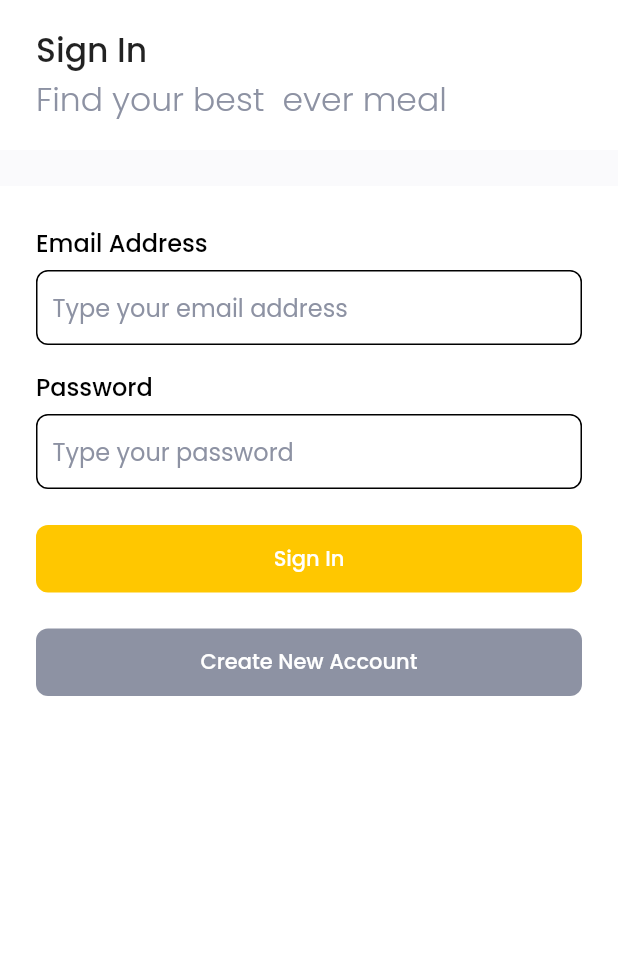
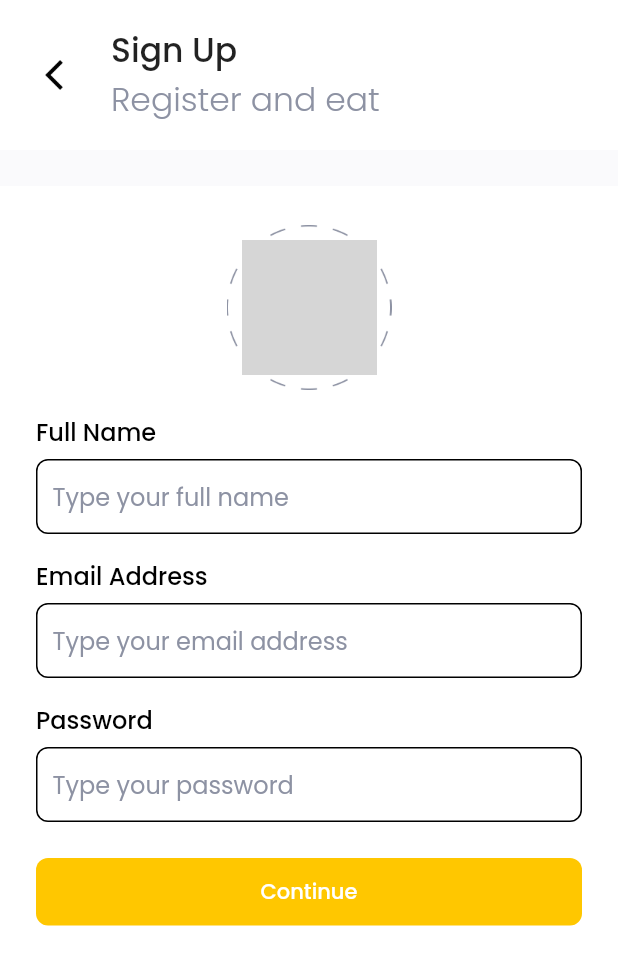
Before and after one commit to naufal-farras/food_market, a Flutter app: the screen it shows after launch, after a tap on "Create New Account", on a phone screen of 412 x 824 dp. Shown: the top 965 px of the screen. Run offline on Flutter 3.47's test engine with Material 2 defaults, Android fonts, the phone set to English and light mode, and no system bars; our stand-ins replace flutter_spinkit, get, google_fonts, supercharged; network calls fail; grey boxes are pictures that could not be loaded.

Commit message:
sign_up_page

```diff
--- a/lib/main.dart
+++ b/lib/main.dart
@@ -1,12 +1,13 @@
 import 'package:flutter/material.dart';
 import 'package:food_market/ui/pages/pages.dart';
+import 'package:get/get.dart';
 
 void main() => runApp(MyApp());
 
 class MyApp extends StatelessWidget {
   @override
   Widget build(BuildContext context) {
-    return MaterialApp(
+    return GetMaterialApp(
       debugShowCheckedModeBanner: false,
       title: 'Food Market',
       home: SignInPage(),
--- a/lib/ui/pages/general_page.dart
+++ b/lib/ui/pages/general_page.dart
@@ -37,7 +37,13 @@ class GeneralPage extends StatelessWidget {
                       child: Row(
                         children: [
                           onBackButtonPressed != null
-                              ? Container(
+                              ? GestureDetector(
+                                  onTap: () {
+                                    if (onBackButtonPressed != null) {
+                                      onBackButtonPressed();
+                                    }
+                                  },
+                                  child: Container(
                                     width: 24,
                                     height: 24,
                                     margin: EdgeInsets.only(right: 26),
@@ -45,6 +51,7 @@ class GeneralPage extends StatelessWidget {
                                         image: DecorationImage(
                                             image: AssetImage(
                                                 'assets/back_arrow.png'))),
+                                  ),
                                 )
                               : SizedBox(),
                           Column(
--- a/lib/ui/pages/pages.dart
+++ b/lib/ui/pages/pages.dart
@@ -3,5 +3,8 @@ import 'package:flutter_spinkit/flutter_spinkit.dart';
 import 'package:food_market/shared/shared.dart';
 import 'package:google_fonts/google_fonts.dart';
 import 'package:supercharged/supercharged.dart';
+import 'package:get/get.dart';
+
 part 'general_page.dart';
 part 'sign_in_page.dart';
+part 'sign_up_page.dart';
--- a/lib/ui/pages/sign_in_page.dart
+++ b/lib/ui/pages/sign_in_page.dart
@@ -97,7 +97,9 @@ class _SignInPageState extends State<SignInPage> {
                     color: mainColor,
                   )
                 : RaisedButton(
-                    onPressed: () {},
+                    onPressed: () {
+                      Get.to(SignUpPage());
+                    },
                     elevation: 0,
                     shape: RoundedRectangleBorder(
                         borderRadius: BorderRadius.circular(8)),
--- /dev/null
+++ b/lib/ui/pages/sign_up_page.dart
@@ -0,0 +1,130 @@
+part of 'pages.dart';
+
+class SignUpPage extends StatefulWidget {
+  @override
+  _SignUpPageState createState() => _SignUpPageState();
+}
+
+class _SignUpPageState extends State<SignUpPage> {
+  @override
+  Widget build(BuildContext context) {
+    TextEditingController emailController = TextEditingController();
+    TextEditingController passwordController = TextEditingController();
+    TextEditingController nameController = TextEditingController();
+
+    return GeneralPage(
+      title: "Sign Up",
+      subtitle: "Register and eat",
+      onBackButtonPressed: () {
+        Get.back();
+      },
+      child: Column(
+        children: [
+          Container(
+            width: 110,
+            height: 110,
+            margin: EdgeInsets.only(top: 26),
+            padding: EdgeInsets.all(10),
+            decoration: BoxDecoration(
+                image: DecorationImage(
+                    image: AssetImage('assets/photo_border.png'))),
+            child: Container(
+                decoration: BoxDecoration(
+                    shape: BoxShape.circle,
+                    image: DecorationImage(
+                        image: NetworkImage(
+                            'https://i.pinimg.com/474x/8a/f4/7e/8af47e18b14b741f6be2ae499d23fcbe.jpg'),
+                        fit: BoxFit.cover))),
+          ),
+          Container(
+            width: double.infinity,
+            margin: EdgeInsets.fromLTRB(defaultMargin, 16, defaultMargin, 6),
+            child: Text(
+              "Full Name",
+              style: blackFontStyle2,
+            ),
+          ),
+          Container(
+            width: double.infinity,
+            margin: EdgeInsets.symmetric(horizontal: defaultMargin),
+            padding: EdgeInsets.symmetric(horizontal: 10),
+            decoration: BoxDecoration(
+                borderRadius: BorderRadius.circular(8),
+                border: Border.all(color: Colors.black)),
+            child: TextField(
+              controller: emailController,
+              decoration: InputDecoration(
+                  border: InputBorder.none,
+                  hintStyle: greyFontStyle,
+                  hintText: 'Type your full name'),
+            ),
+          ),
+          Container(
+            width: double.infinity,
+            margin: EdgeInsets.fromLTRB(defaultMargin, 16, defaultMargin, 6),
+            child: Text(
+              "Email Address",
+              style: blackFontStyle2,
+            ),
+          ),
+          Container(
+            width: double.infinity,
+            margin: EdgeInsets.symmetric(horizontal: defaultMargin),
+            padding: EdgeInsets.symmetric(horizontal: 10),
+            decoration: BoxDecoration(
+                borderRadius: BorderRadius.circular(8),
+                border: Border.all(color: Colors.black)),
+            child: TextField(
+              controller: emailController,
+              decoration: InputDecoration(
+                  border: InputBorder.none,
+                  hintStyle: greyFontStyle,
+                  hintText: 'Type your email address'),
+            ),
+          ),
+          Container(
+            width: double.infinity,
+            margin: EdgeInsets.fromLTRB(defaultMargin, 16, defaultMargin, 6),
+            child: Text(
+              "Password",
+              style: blackFontStyle2,
+            ),
+          ),
+          Container(
+            width: double.infinity,
+            margin: EdgeInsets.symmetric(horizontal: defaultMargin),
+            padding: EdgeInsets.symmetric(horizontal: 10),
+            decoration: BoxDecoration(
+                borderRadius: BorderRadius.circular(8),
+                border: Border.all(color: Colors.black)),
+            child: TextField(
+              controller: passwordController,
+              decoration: InputDecoration(
+                  border: InputBorder.none,
+                  hintStyle: greyFontStyle,
+                  hintText: 'Type your password'),
+            ),
+          ),
+          Container(
+            width: double.infinity,
+            margin: EdgeInsets.only(top: 24),
+            height: 45,
+            padding: EdgeInsets.symmetric(horizontal: defaultMargin),
+            child: RaisedButton(
+              onPressed: () {},
+              elevation: 0,
+              shape: RoundedRectangleBorder(
+                  borderRadius: BorderRadius.circular(8)),
+              color: mainColor,
+              child: Text(
+                'Continue',
+                style: GoogleFonts.poppins(
+                    color: Colors.white, fontWeight: FontWeight.w500),
+              ),
+            ),
+          ),
+        ],
+      ),
+    );
+  }
+}
--- a/pubspec.yaml
+++ b/pubspec.yaml
@@ -26,6 +26,7 @@ dependencies:
   cupertino_icons: ^1.0.0
   flutter_bloc: ^7.0.1
   flutter_spinkit: ^5.0.0
+  get: ^4.1.4
   google_fonts: ^2.1.0
   supercharged: ^2.0.0
 
```
Also changed, not shown: pubspec.lock. Lines whose indentation alone changed are shown as unchanged.
